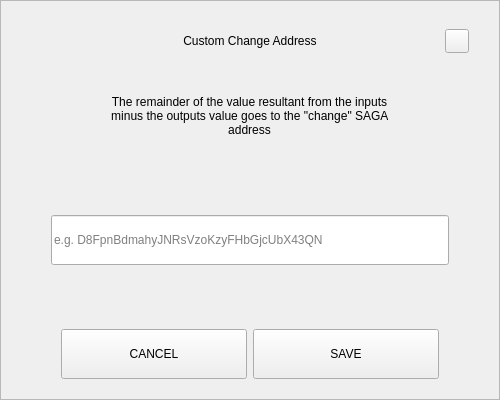
This is src/qt/pivx/forms/sendchangeaddressdialog.ui in decenomy/DSW as Qt 5 draws it before an edit. The edited form follows.
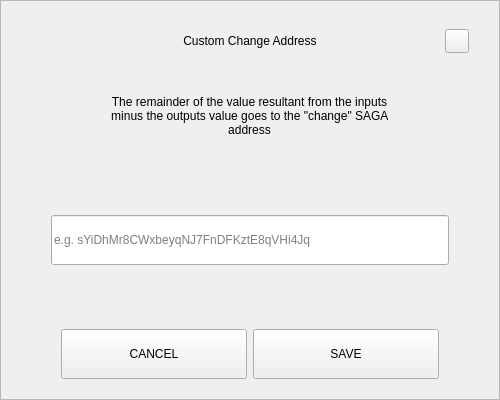
This is the edited form.

Diff of the .ui file:
```diff
--- a/src/qt/pivx/forms/sendchangeaddressdialog.ui
+++ b/src/qt/pivx/forms/sendchangeaddressdialog.ui
@@ -207,7 +207,7 @@
            </size>
           </property>
           <property name="placeholderText">
-           <string notr="true">e.g. D8FpnBdmahyJNRsVzoKzyFHbGjcUbX43QN</string>
+           <string notr="true">e.g. sYiDhMr8CWxbeyqNJ7FnDFKztE8qVHi4Jq</string>
           </property>
          </widget>
         </item>
```
